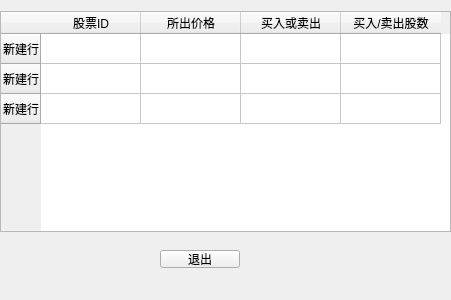
The window that src/AllWindow/dingdan.ui (Hypn0tised-ysy/stock-project) describes before a commit, drawn with Qt 5.
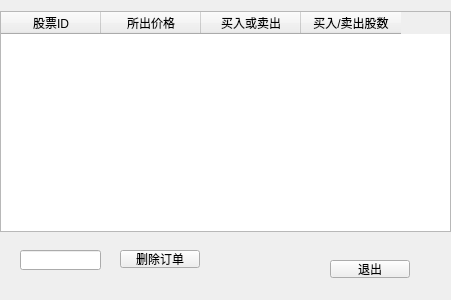
The same window after the commit.

```diff
--- a/src/AllWindow/dingdan.ui
+++ b/src/AllWindow/dingdan.ui
@@ -22,21 +22,6 @@
      <height>221</height>
     </rect>
    </property>
-   <row>
-    <property name="text">
-     <string>新建行</string>
-    </property>
-   </row>
-   <row>
-    <property name="text">
-     <string>新建行</string>
-    </property>
-   </row>
-   <row>
-    <property name="text">
-     <string>新建行</string>
-    </property>
-   </row>
    <column>
     <property name="text">
      <string>股票ID</string>
@@ -61,8 +46,8 @@
   <widget class="QPushButton" name="close">
    <property name="geometry">
     <rect>
-     <x>160</x>
-     <y>250</y>
+     <x>330</x>
+     <y>260</y>
      <width>80</width>
      <height>18</height>
     </rect>
@@ -71,6 +56,29 @@
     <string>退出</string>
    </property>
   </widget>
+  <widget class="QPushButton" name="delete_2">
+   <property name="geometry">
+    <rect>
+     <x>120</x>
+     <y>250</y>
+     <width>80</width>
+     <height>18</height>
+    </rect>
+   </property>
+   <property name="text">
+    <string>删除订单</string>
+   </property>
+  </widget>
+  <widget class="QLineEdit" name="deleteID">
+   <property name="geometry">
+    <rect>
+     <x>20</x>
+     <y>250</y>
+     <width>81</width>
+     <height>20</height>
+    </rect>
+   </property>
+  </widget>
  </widget>
  <resources/>
  <connections/>
```
